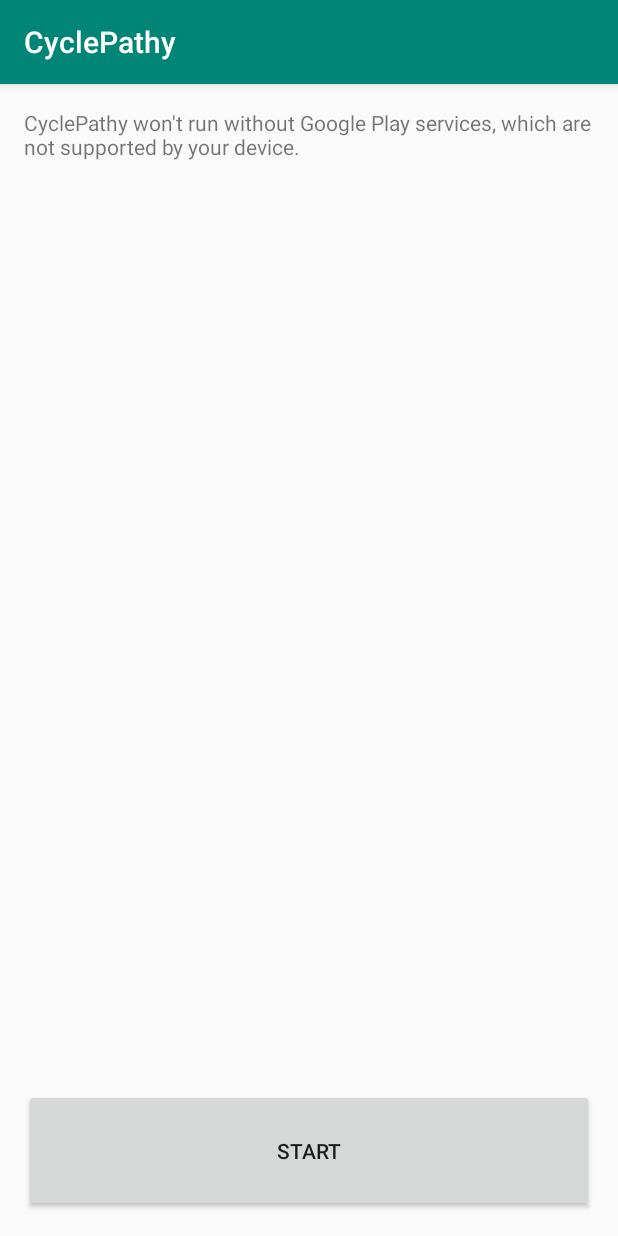
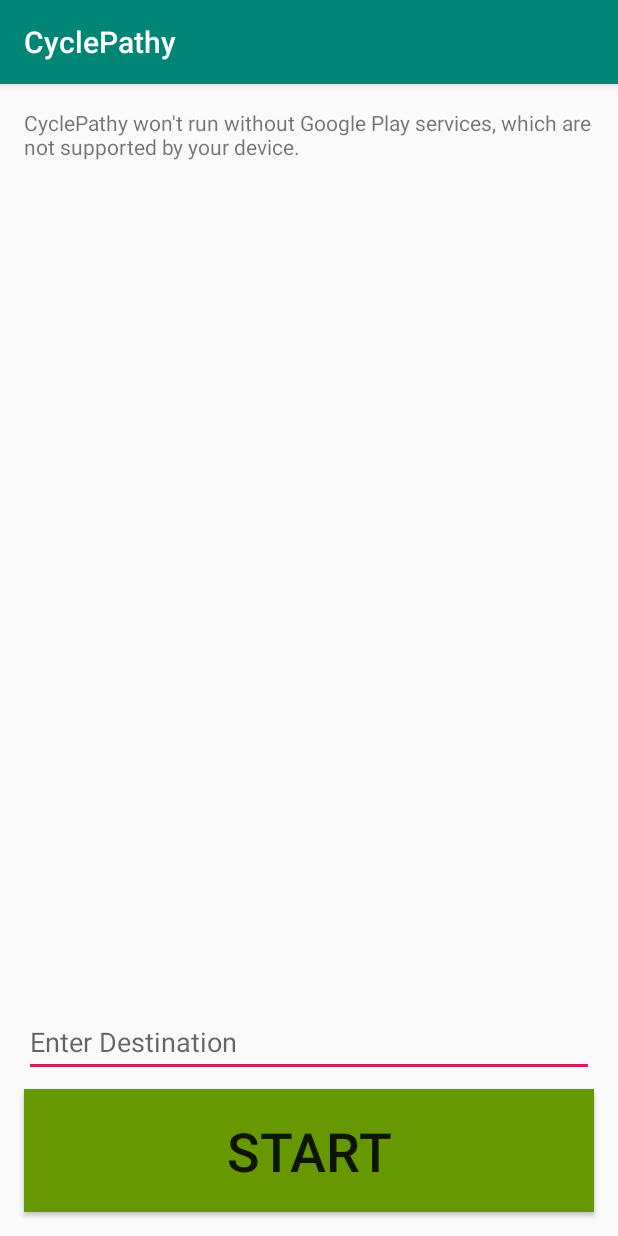
Before and after one commit to ttevhide/MobileHCI, an Android app: the screen it shows after launch (MainActivity), on a phone screen of 412 x 824 dp. Run offline under Robolectric (Android 15) with nearby library versions, the phone set to English and light mode, and no system bars.

Commit message:
Brought main and maproute layouts in line, added colour to buttons, added destination textbox, removed v26 main activity.

```diff
--- a/app/src/main/res/layout/activity_main.xml
+++ b/app/src/main/res/layout/activity_main.xml
@@ -16,8 +16,8 @@
         android:layout_marginTop="16dp"
         android:layout_marginEnd="16dp"
         android:layout_marginRight="16dp"
-        android:layout_marginBottom="16dp"
-        app:layout_constraintBottom_toTopOf="@+id/button"
+        android:layout_marginBottom="8dp"
+        app:layout_constraintBottom_toTopOf="@+id/editText3"
         app:layout_constraintEnd_toEndOf="parent"
         app:layout_constraintStart_toStartOf="parent"
         app:layout_constraintTop_toTopOf="parent" />
@@ -31,10 +31,30 @@
         android:layout_marginEnd="16dp"
         android:layout_marginRight="16dp"
         android:layout_marginBottom="16dp"
+        android:background="@android:color/holo_green_dark"
+        android:gravity="center"
         android:onClick="startRoute"
         android:text="@string/start"
+        android:textSize="36sp"
         app:layout_constraintBottom_toBottomOf="parent"
         app:layout_constraintEnd_toEndOf="parent"
         app:layout_constraintHorizontal_bias="0.496"
         app:layout_constraintStart_toStartOf="parent" />
+
+    <EditText
+        android:id="@+id/editText3"
+        android:layout_width="0dp"
+        android:layout_height="46dp"
+        android:layout_marginStart="16dp"
+        android:layout_marginLeft="16dp"
+        android:layout_marginEnd="16dp"
+        android:layout_marginRight="16dp"
+        android:layout_marginBottom="8dp"
+        android:autofillHints=""
+        android:ems="10"
+        android:hint="@string/enter_destination"
+        android:inputType="textPersonName"
+        app:layout_constraintBottom_toTopOf="@+id/button"
+        app:layout_constraintEnd_toEndOf="parent"
+        app:layout_constraintStart_toStartOf="parent" tools:targetApi="o"/>
 </android.support.constraint.ConstraintLayout>
--- a/app/src/main/res/values/strings.xml
+++ b/app/src/main/res/values/strings.xml
@@ -10,4 +10,5 @@
     <string name="title_activity_person_profile">PersonProfile</string>
     <string name="start">START</string>
     <string name="stop">STOP</string>
+    <string name="enter_destination">Enter Destination</string>
 </resources>
```
Also changed, not shown: app/src/main/java/com/cyclepathy/MainActivity.java (+0 -11 lines), app/src/main/java/com/cyclepathy/MapRoute.java (+26 -2 lines), app/src/main/res/layout/activity_map_route.xml (+10 -5 lines).
